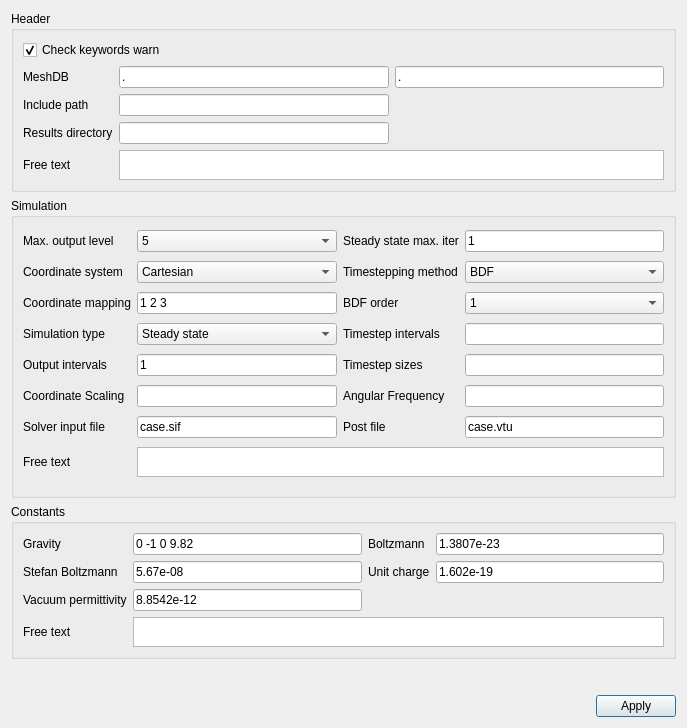
This is ElmerGUI/Application/forms/generalsetup.ui in ElmerCSC/elmerfem as Qt 5 draws it before an edit. The edited form follows.
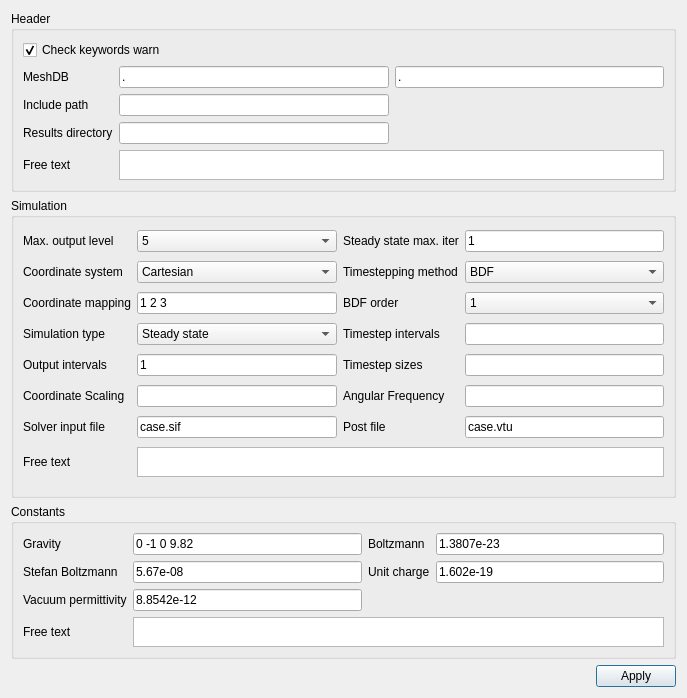
This is the edited form. Icons and pictures are not drawn.

```diff
--- a/ElmerGUI/Application/forms/generalsetup.ui
+++ b/ElmerGUI/Application/forms/generalsetup.ui
@@ -7,7 +7,7 @@
     <x>0</x>
     <y>0</y>
     <width>687</width>
-    <height>728</height>
+    <height>680</height>
    </rect>
   </property>
   <property name="sizePolicy">
```
